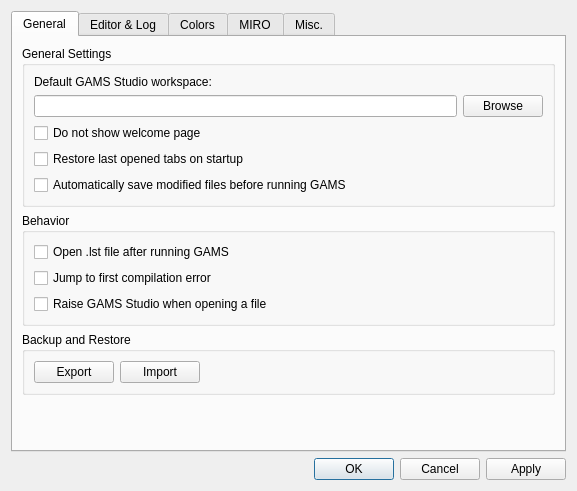
First picture: the form in src/settingsdialog.ui, repository GAMS-dev/studio, before the edit.
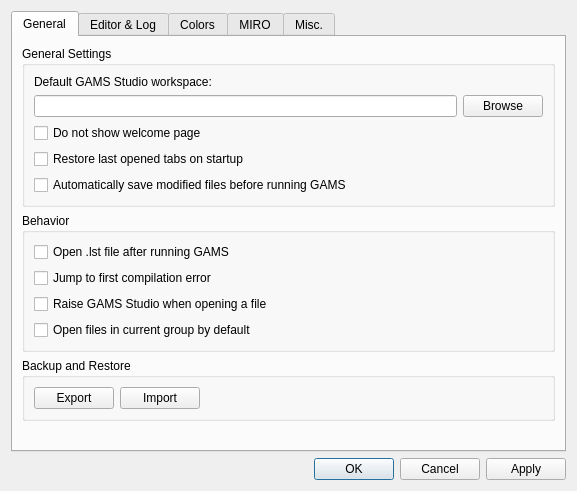
Second picture: the form after the edit. The open tabs and pages were chosen to show the change.

Commit message: Add setting and implement new openFiles-method

The edit to the form file:
```diff
--- a/src/settingsdialog.ui
+++ b/src/settingsdialog.ui
@@ -82,6 +82,16 @@
             </property>
            </widget>
           </item>
+          <item>
+           <widget class="QCheckBox" name="cb_openInCurrentGroup">
+            <property name="toolTip">
+             <string>Toggles the behavior of the &quot;open&quot; entries in the File menu</string>
+            </property>
+            <property name="text">
+             <string>Open files in current group by default</string>
+            </property>
+           </widget>
+          </item>
          </layout>
         </widget>
        </item>
```
Left out of the diff: 6 changed lines with no effect on the pictures. The commit also changes 7 other files.
